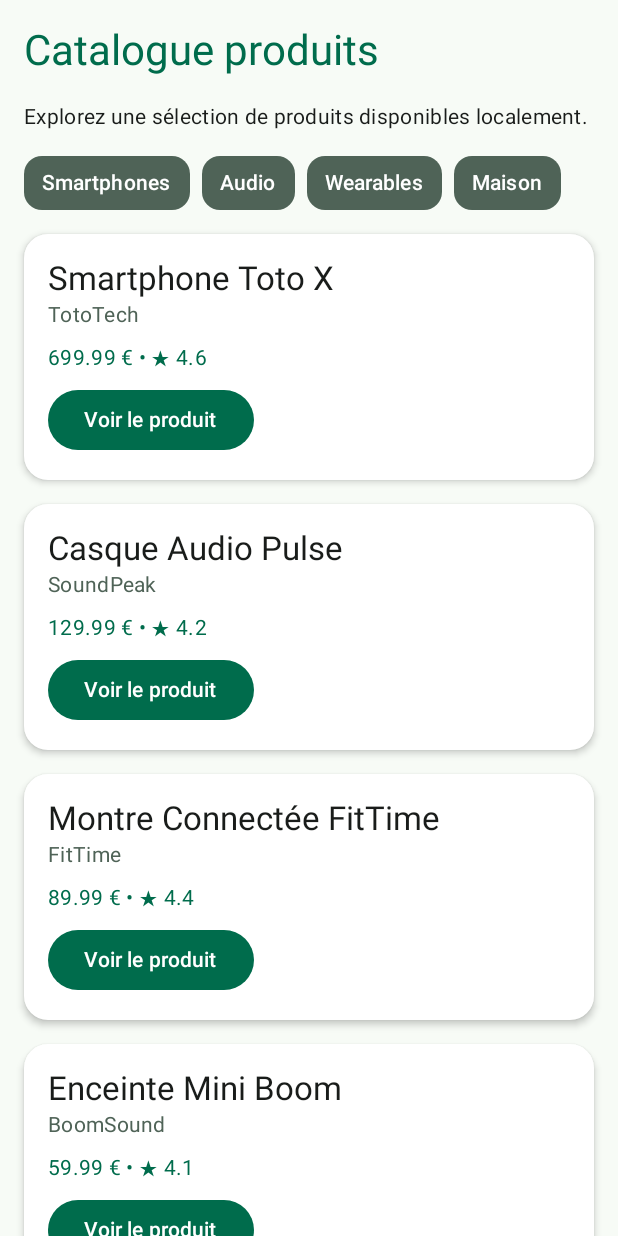
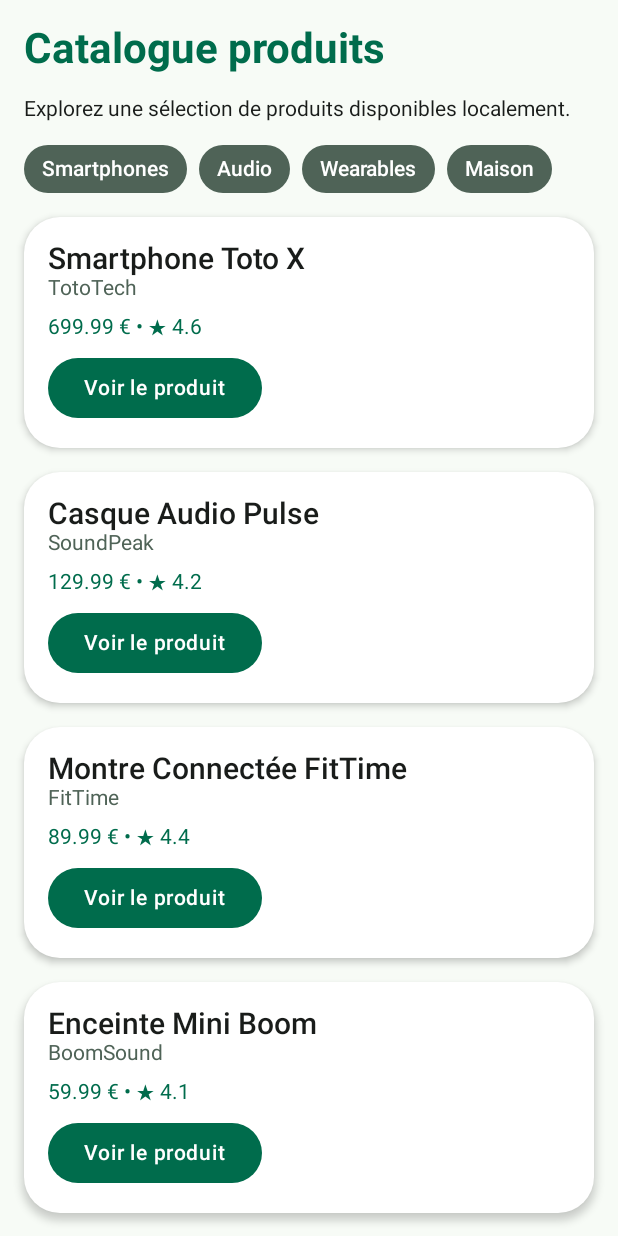
Before and after one commit to Eugene-Cordier/ESGI_kotlin_tp, an Android app built with Jetpack Compose: the screen it shows after launch (MainActivity), on a phone screen of 412 x 824 dp. Run offline under Robolectric (Android 15) with nearby library versions, the phone set to English and light mode, and no system bars.

Commit message:
feat(tp7): ajout style typo

```diff
--- a/Product_Explorer/app/src/main/java/com/example/product_explorer/ui/theme/Theme.kt
+++ b/Product_Explorer/app/src/main/java/com/example/product_explorer/ui/theme/Theme.kt
@@ -3,7 +3,9 @@ package com.example.product_explorer.ui.theme
 import android.app.Activity
 import android.os.Build
 import androidx.compose.foundation.isSystemInDarkTheme
+import androidx.compose.foundation.shape.RoundedCornerShape
 import androidx.compose.material3.MaterialTheme
+import androidx.compose.material3.Shapes
 import androidx.compose.material3.darkColorScheme
 import androidx.compose.material3.dynamicDarkColorScheme
 import androidx.compose.material3.dynamicLightColorScheme
@@ -11,6 +13,7 @@ import androidx.compose.material3.lightColorScheme
 import androidx.compose.runtime.Composable
 import androidx.compose.ui.graphics.Color
 import androidx.compose.ui.platform.LocalContext
+import androidx.compose.ui.unit.dp
 
 private val DarkColorScheme = darkColorScheme(
     primary = Color(0xFF7DDBB0),
@@ -57,6 +60,14 @@ fun Product_ExplorerTheme(
     MaterialTheme(
         colorScheme = colorScheme,
         typography = Typography,
+        shapes = ProductShapes,
         content = content
     )
 }
+
+private val ProductShapes = Shapes(
+    small = RoundedCornerShape(8.dp),
+    medium = RoundedCornerShape(16.dp),
+    large = RoundedCornerShape(24.dp),
+    extraLarge = RoundedCornerShape(32.dp)
+)
--- a/Product_Explorer/app/src/main/java/com/example/product_explorer/ui/theme/Type.kt
+++ b/Product_Explorer/app/src/main/java/com/example/product_explorer/ui/theme/Type.kt
@@ -6,29 +6,30 @@ import androidx.compose.ui.text.font.FontFamily
 import androidx.compose.ui.text.font.FontWeight
 import androidx.compose.ui.unit.sp
 
-// Set of Material typography styles to start with
 val Typography = Typography(
-    bodyLarge = TextStyle(
-        fontFamily = FontFamily.Default,
-        fontWeight = FontWeight.Normal,
+    headlineMedium = TextStyle(
+        fontSize = 28.sp,
+        lineHeight = 34.sp,
+        fontWeight = FontWeight.Bold
+    ),
+    titleLarge = TextStyle(
+        fontSize = 20.sp,
+        lineHeight = 26.sp,
+        fontWeight = FontWeight.SemiBold
+    ),
+    titleMedium = TextStyle(
         fontSize = 16.sp,
-        lineHeight = 24.sp,
-        letterSpacing = 0.5.sp
+        lineHeight = 22.sp,
+        fontWeight = FontWeight.SemiBold
+    ),
+    bodyMedium = TextStyle(
+        fontSize = 14.sp,
+        lineHeight = 20.sp,
+        fontWeight = FontWeight.Normal
+    ),
+    labelLarge = TextStyle(
+        fontSize = 14.sp,
+        lineHeight = 18.sp,
+        fontWeight = FontWeight.Medium
     )
-    /* Other default text styles to override
-    titleLarge = TextStyle(
-        fontFamily = FontFamily.Default,
-        fontWeight = FontWeight.Normal,
-        fontSize = 22.sp,
-        lineHeight = 28.sp,
-        letterSpacing = 0.sp
-    ),
-    labelSmall = TextStyle(
-        fontFamily = FontFamily.Default,
-        fontWeight = FontWeight.Medium,
-        fontSize = 11.sp,
-        lineHeight = 16.sp,
-        letterSpacing = 0.5.sp
-    )
-    */
 )
```
